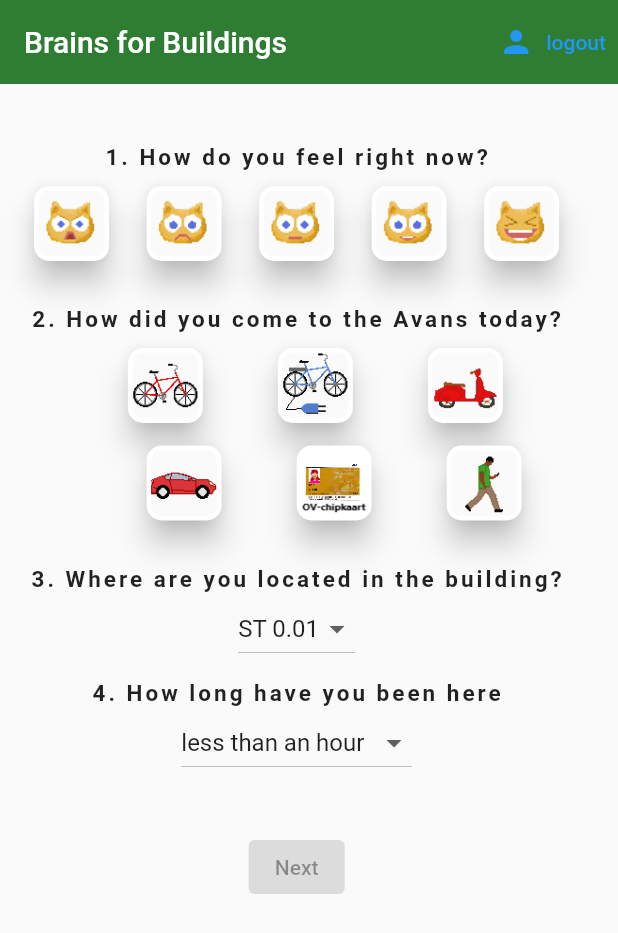
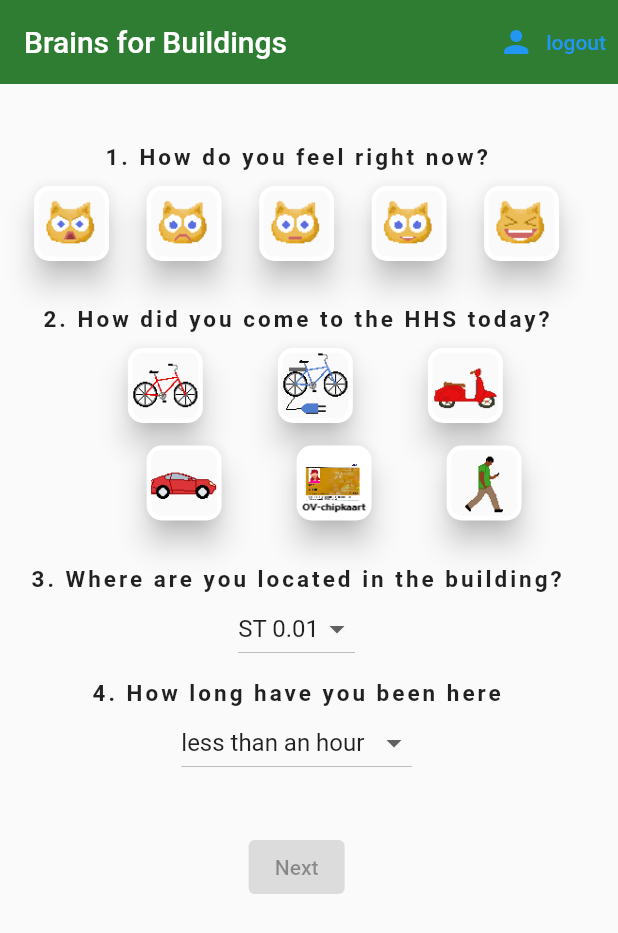
Before and after one commit to nitantupasani/avans-selfreporting, a Flutter app: the screen it shows once a user with an empty profile is signed in, on a phone screen of 412 x 824 dp. Shown: the top 933 px of the screen. Run offline on Flutter 3.47's test engine with Material 2 defaults, Android fonts, the phone set to English and light mode, and no system bars; our stand-ins replace cloud_firestore, firebase_auth, firebase_core, flutter_local_notifications, rxdart, timezone; accounts and stored records are empty.

Commit message:
ios archive done

```diff
--- a/lib/screens/home/screen1.dart
+++ b/lib/screens/home/screen1.dart
@@ -392,7 +392,7 @@ class _ScreenOneState extends State<ScreenOne> {
                 ),
               ),
               SizedBox(height: 30.0),
-              Text('2. How did you come to the Avans today?',
+              Text('2. How did you come to the HHS today?',
                   style: TextStyle(
                       fontSize: 15.0,
                       fontWeight: FontWeight.bold,
```
Also changed, not shown: 1 other file.
